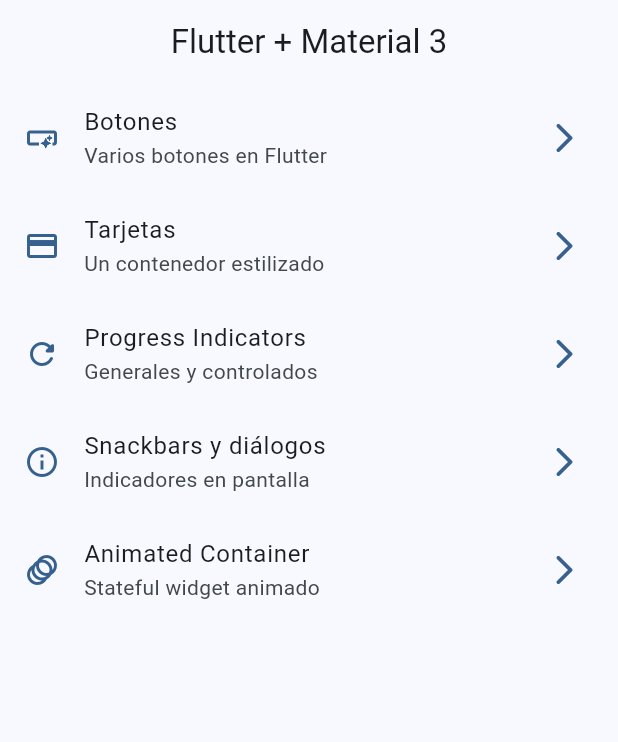
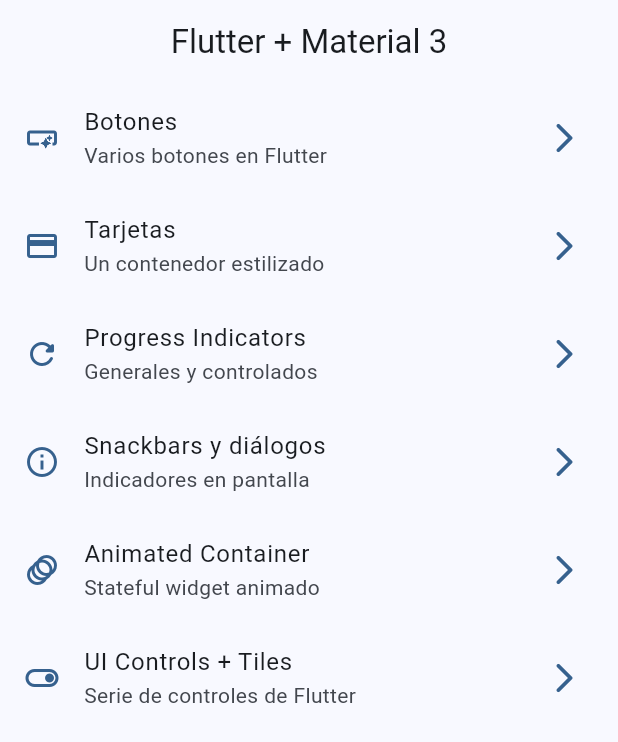
Before and after one commit to ValentinOsvaldo/flutter-course, a Flutter app: the screen it shows after launch, on a phone screen of 412 x 824 dp. Shown: the top 742 px of the screen. Run offline on Flutter 3.47's test engine with Material 2 defaults, Android fonts, the phone set to English and light mode, and no system bars; our stand-ins replace animate_do, dio, go_router, video_player.

Commit message:
ui controls

```diff
--- a/widgets_app/lib/config/menu/menu_items.dart
+++ b/widgets_app/lib/config/menu/menu_items.dart
@@ -44,4 +44,10 @@ const appMenuItems = <MenuItem>[
     link: '/animated',
     icon: Icons.animation_outlined,
   ),
+  MenuItem(
+    title: 'UI Controls + Tiles',
+    subTitle: 'Serie de controles de Flutter',
+    link: '/ui-controls',
+    icon: Icons.toggle_on_outlined,
+  ),
 ];
--- a/widgets_app/lib/config/router/app_router.dart
+++ b/widgets_app/lib/config/router/app_router.dart
@@ -35,5 +35,10 @@ final appRouter = GoRouter(
       name: AnimatedScreen.name,
       builder: (context, state) => const AnimatedScreen(),
     ),
+    GoRoute(
+      path: '/ui-controls',
+      name: UiControlsScreen.name,
+      builder: (context, state) => const UiControlsScreen(),
+    ),
   ],
 );
```
Also changed, not shown: widgets_app/lib/presentation/screens/ui_controls/ui_controls_screen.dart (+73 -1 lines), widgets_app/pubspec.lock, 1 other file.
